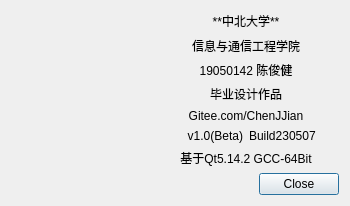
This is about/about.ui in m-RNA/TemperatureSelfCorrectionBasedOnQtSerial as Qt 5 draws it before an edit. The edited form follows.
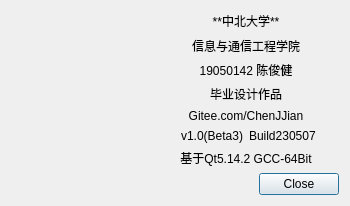
This is the edited form. Icons and pictures are not drawn.

```diff
--- a/about/about.ui
+++ b/about/about.ui
@@ -82,7 +82,7 @@
    <item row="5" column="2">
     <widget class="QLabel" name="lbVersion">
      <property name="text">
-      <string>v1.0(Beta)</string>
+      <string>v1.0(Beta3)</string>
      </property>
      <property name="alignment">
       <set>Qt::AlignRight|Qt::AlignTrailing|Qt::AlignVCenter</set>
```
